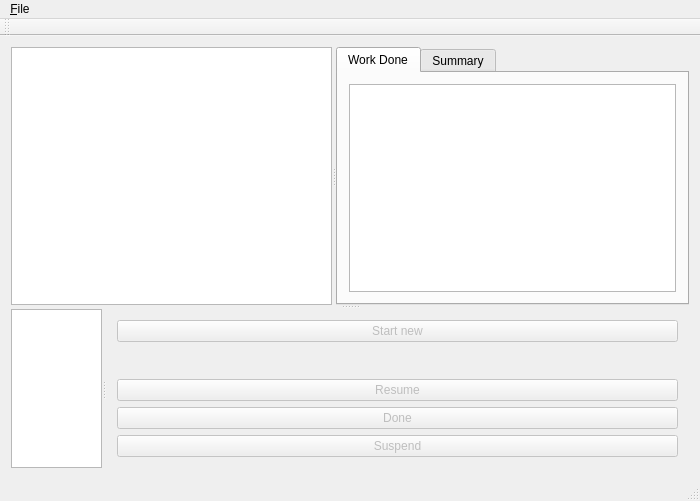
Qt form ui/mainwindow.ui (jgaa/whid) before a commit.
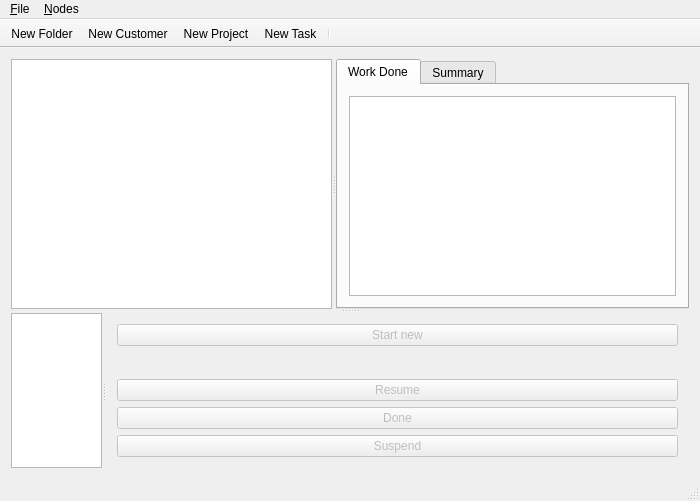
The same form after that commit. Icons and pictures are not drawn.

Commit message: Added menu and toolbar for new nodes in the node tree.

```diff
--- a/ui/mainwindow.ui
+++ b/ui/mainwindow.ui
@@ -291,10 +291,26 @@
     <addaction name="action_Quit"/>
     <addaction name="action_About"/>
    </widget>
+   <widget class="QMenu" name="menuNodes">
+    <property name="title">
+     <string>&amp;Nodes</string>
+    </property>
+    <addaction name="actionNodeTreeNew_Folder"/>
+    <addaction name="actionNodeTreeViewNew_Customer"/>
+    <addaction name="actionNodeTreeNew_Project"/>
+    <addaction name="actionNodeTreeNew_Task"/>
+   </widget>
    <addaction name="menuFile"/>
+   <addaction name="menuNodes"/>
   </widget>
   <widget class="QToolBar" name="mainToolBar">
    <property name="enabled">
+    <bool>true</bool>
+   </property>
+   <property name="movable">
+    <bool>false</bool>
+   </property>
+   <property name="floatable">
     <bool>false</bool>
    </property>
    <attribute name="toolBarArea">
@@ -303,6 +319,11 @@
    <attribute name="toolBarBreak">
     <bool>false</bool>
    </attribute>
+   <addaction name="actionNodeTreeNew_Folder"/>
+   <addaction name="actionNodeTreeViewNew_Customer"/>
+   <addaction name="actionNodeTreeNew_Project"/>
+   <addaction name="actionNodeTreeNew_Task"/>
+   <addaction name="separator"/>
   </widget>
   <widget class="QStatusBar" name="statusBar"/>
   <action name="action_Settings">
@@ -320,6 +341,55 @@
     <string>&amp;About</string>
    </property>
   </action>
+  <action name="actionNodeTreeNew_Folder">
+   <property name="icon">
+    <iconset>
+     <normalon>:/res/icons/folder.svg</normalon>
+    </iconset>
+   </property>
+   <property name="text">
+    <string>New Folder</string>
+   </property>
+   <property name="toolTip">
+    <string>Create a new Folder</string>
+   </property>
+  </action>
+  <action name="actionNodeTreeViewNew_Customer">
+   <property name="icon">
+    <iconset>
+     <normalon>:/res/icons/customer.svg</normalon>
+    </iconset>
+   </property>
+   <property name="text">
+    <string>New Customer</string>
+   </property>
+   <property name="toolTip">
+    <string>Create a new Customer</string>
+   </property>
+  </action>
+  <action name="actionNodeTreeNew_Project">
+   <property name="icon">
+    <iconset>
+     <normalon>:/res/icons/project.svg</normalon>
+    </iconset>
+   </property>
+   <property name="text">
+    <string>New Project</string>
+   </property>
+  </action>
+  <action name="actionNodeTreeNew_Task">
+   <property name="icon">
+    <iconset>
+     <normalon>:/res/icons/task.svg</normalon>
+    </iconset>
+   </property>
+   <property name="text">
+    <string>New Task</string>
+   </property>
+   <property name="toolTip">
+    <string>Create a new Task</string>
+   </property>
+  </action>
  </widget>
  <layoutdefault spacing="6" margin="11"/>
  <resources>
```
The commit also changes 3 other files.
